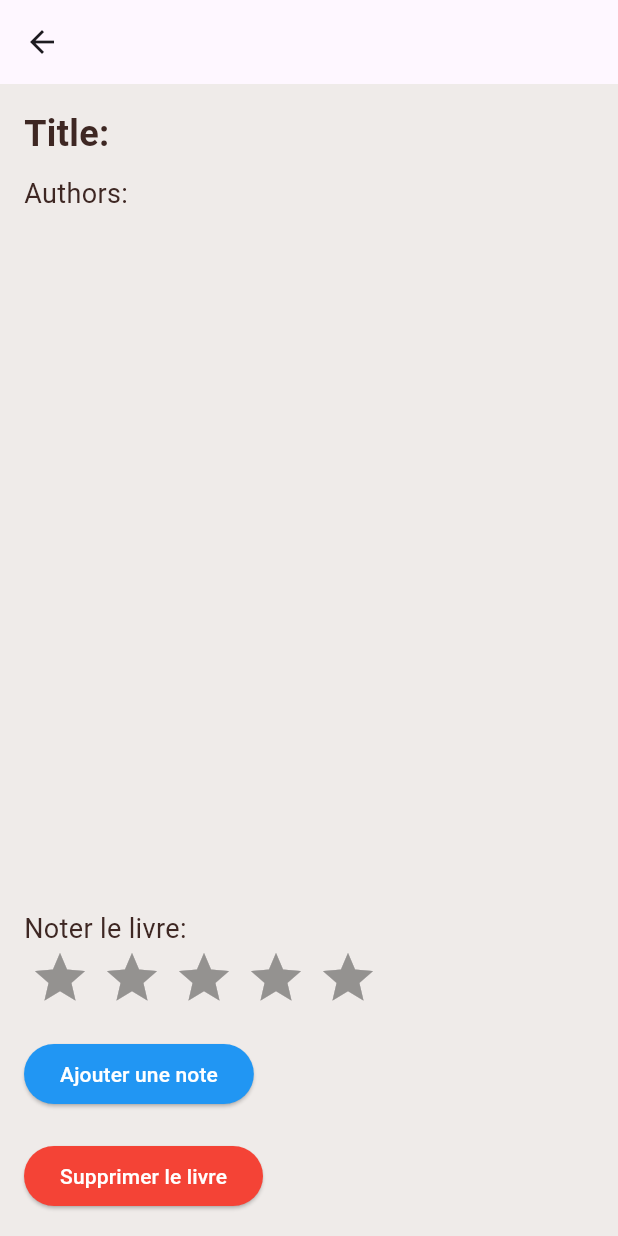
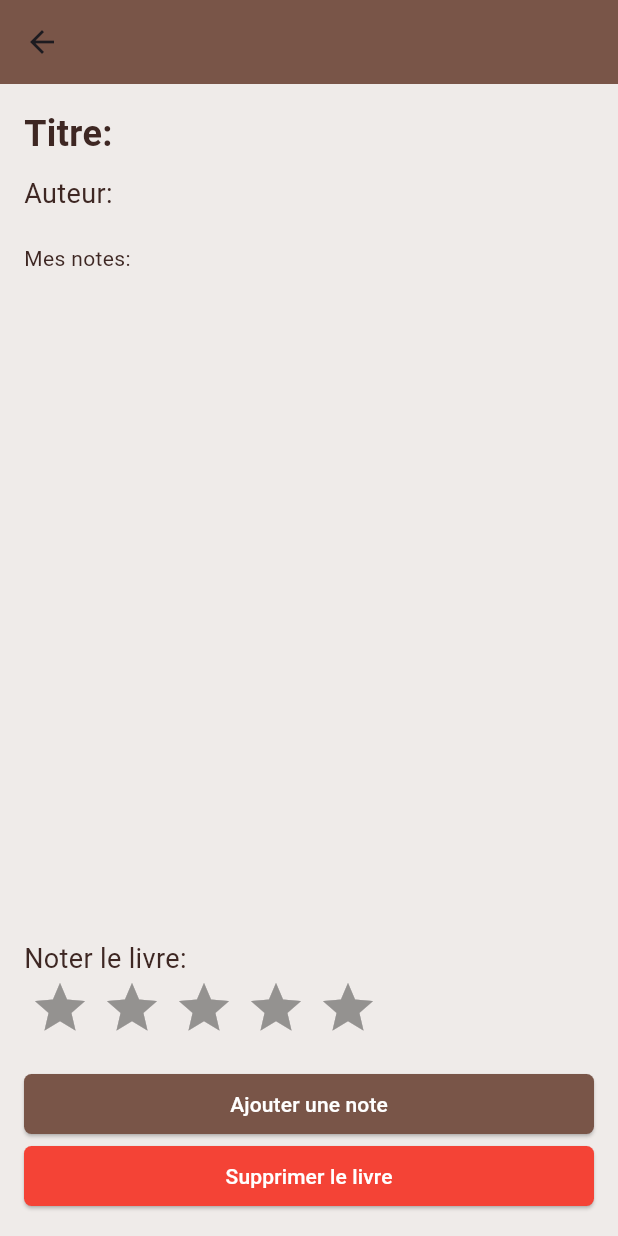
Before and after one commit to ThibaudLuro/EsieaBookApp, a Flutter app: the BookDetails screen opened directly with empty values, on a phone screen of 412 x 824 dp. Run offline on Flutter 3.47's test engine with Material 3 defaults, Android fonts, the phone set to English and light mode, and no system bars; drawn by our look-alikes of flutter_rating_bar; our stand-ins replace sqflite; accounts and stored records are empty.

Commit message:
style: :lipstick: ui improved

```diff
--- a/lib/src/models/note.dart
+++ b/lib/src/models/note.dart
@@ -17,6 +17,17 @@ class NoteHelper {
       whereArgs: [bookId],
     );
     return notes;
+  }
+
+  Future<List<Map<String, dynamic>>> getNotesWithBookNames() async {
+    const String sql = '''
+      SELECT notes.id, notes.content, books.title AS bookName
+      FROM notes
+      JOIN books ON notes.bookId = books.id
+   ''';
+    final List<Map<String, dynamic>> notesWithBooks =
+        await _database.rawQuery(sql);
+    return notesWithBooks;
   }
 
   Future<List<Map<String, dynamic>>> getLatestNotes() async {
--- a/lib/src/views/pages/book_details.dart
+++ b/lib/src/views/pages/book_details.dart
@@ -43,7 +43,7 @@ class _BookDetailsState extends State<BookDetails> {
           _noteController.clear();
           _loadNotes();
           ScaffoldMessenger.of(context).showSnackBar(
-              SnackBar(content: Text('Note ajoutée avec succès!')));
+              const SnackBar(content: Text('Note ajoutée avec succès!')));
         },
       ),
     );
@@ -60,7 +60,7 @@ class _BookDetailsState extends State<BookDetails> {
           noteHelper.updateNote(noteId, updatedNote);
           _loadNotes();
           ScaffoldMessenger.of(context).showSnackBar(
-              SnackBar(content: Text('Note mise à jour avec succès!')));
+              const SnackBar(content: Text('Note mise à jour avec succès!')));
         },
       ),
     );
@@ -70,8 +70,8 @@ class _BookDetailsState extends State<BookDetails> {
     NoteHelper noteHelper = await dbHelper.noteHelper;
     await noteHelper.deleteNote(noteId);
     _loadNotes();
-    ScaffoldMessenger.of(context)
-        .showSnackBar(SnackBar(content: Text('Note supprimée avec succès!')));
+    ScaffoldMessenger.of(context).showSnackBar(
+        const SnackBar(content: Text('Note supprimée avec succès!')));
   }
 
   @override
@@ -85,12 +85,14 @@ class _BookDetailsState extends State<BookDetails> {
         child: Column(
           crossAxisAlignment: CrossAxisAlignment.start,
           children: <Widget>[
-            Text("Title: ${widget.book['title']}",
-                style: TextStyle(fontSize: 24, fontWeight: FontWeight.bold)),
-            SizedBox(height: 10),
-            Text("Authors: ${widget.book['authors']}",
-                style: TextStyle(fontSize: 18)),
-            SizedBox(height: 20),
+            Text("Titre: ${widget.book['title']}",
+                style:
+                    const TextStyle(fontSize: 24, fontWeight: FontWeight.bold)),
+            const SizedBox(height: 10),
+            Text("Auteur: ${widget.book['authors']}",
+                style: const TextStyle(fontSize: 18)),
+            const SizedBox(height: 20),
+            const Text("Mes notes:", style: TextStyle(fontSize: 14)),
             Expanded(
               child: ListView.builder(
                 itemCount: notes.length,
@@ -104,8 +106,8 @@ class _BookDetailsState extends State<BookDetails> {
                     background: Container(
                       color: Colors.red,
                       alignment: Alignment.centerRight,
-                      padding: EdgeInsets.symmetric(horizontal: 10.0),
-                      child: Icon(Icons.delete, color: Colors.white),
+                      padding: const EdgeInsets.symmetric(horizontal: 10.0),
+                      child: const Icon(Icons.delete, color: Colors.white),
                     ),
                     child: ListTile(
                       title: Text(notes[index]['content']),
@@ -116,7 +118,7 @@ class _BookDetailsState extends State<BookDetails> {
                 },
               ),
             ),
-            Text("Noter le livre:", style: TextStyle(fontSize: 18)),
+            const Text("Noter le livre:", style: TextStyle(fontSize: 18)),
             BookRating(
               bookId: widget.book['id'],
               initialRating: widget.book['rating']?.toDouble() ?? 0,
@@ -127,24 +129,42 @@ class _BookDetailsState extends State<BookDetails> {
                         'Note mise à jour à ${widget.book['rating']} étoiles!')));
               },
             ),
-            SizedBox(height: 20),
-            ElevatedButton(
+            const SizedBox(height: 20),
+            Container(
+              width: double
+                  .infinity,
+              child: ElevatedButton(
                 onPressed: _addNote,
-              child: Text('Ajouter une note'),
-              style: ElevatedButton.styleFrom(backgroundColor: Colors.blue),
+                style: ElevatedButton.styleFrom(
+                  shape: RoundedRectangleBorder(
+                    borderRadius: BorderRadius.circular(
+                        5),
                   ),
-            SizedBox(height: 20),
-            ElevatedButton(
+                ),
+                child: const Text('Ajouter une note'),
+              ),
+            ),
+            SizedBox(
+              width: double
+                  .infinity,
+              child: ElevatedButton(
                 onPressed: () async {
                   BookHelper bookHelper = await dbHelper.bookHelper;
                   await bookHelper.deleteBook(widget.book['id']);
                   widget.onUpdate();
                   Navigator.pop(context);
-                ScaffoldMessenger.of(context).showSnackBar(SnackBar(
+                  ScaffoldMessenger.of(context).showSnackBar(const SnackBar(
                       content: Text('Livre supprimé de la bibliothèque!')));
                 },
-              child: Text('Supprimer le livre'),
-              style: ElevatedButton.styleFrom(backgroundColor: Colors.red),
+                style: ElevatedButton.styleFrom(
+                  backgroundColor: Colors.red,
+                  shape: RoundedRectangleBorder(
+                    borderRadius: BorderRadius.circular(
+                        5),
+                  ),
+                ),
+                child: const Text('Supprimer le livre'),
+              ),
             ),
           ],
         ),
```
Also changed, not shown: lib/main.dart (+21 -2 lines), lib/src/views/pages/home.dart (+18 -17 lines), lib/src/views/pages/library.dart (+30 -3 lines), lib/src/views/pages/notes.dart (+6 -3 lines). Lines whose indentation alone changed are shown as unchanged.
